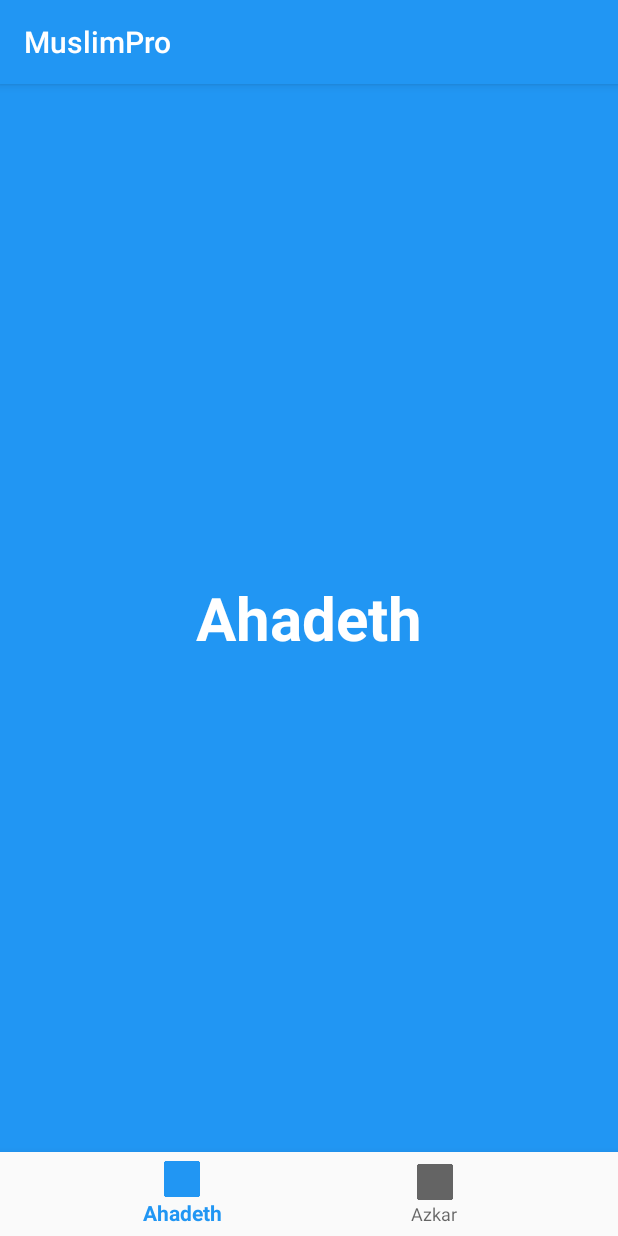
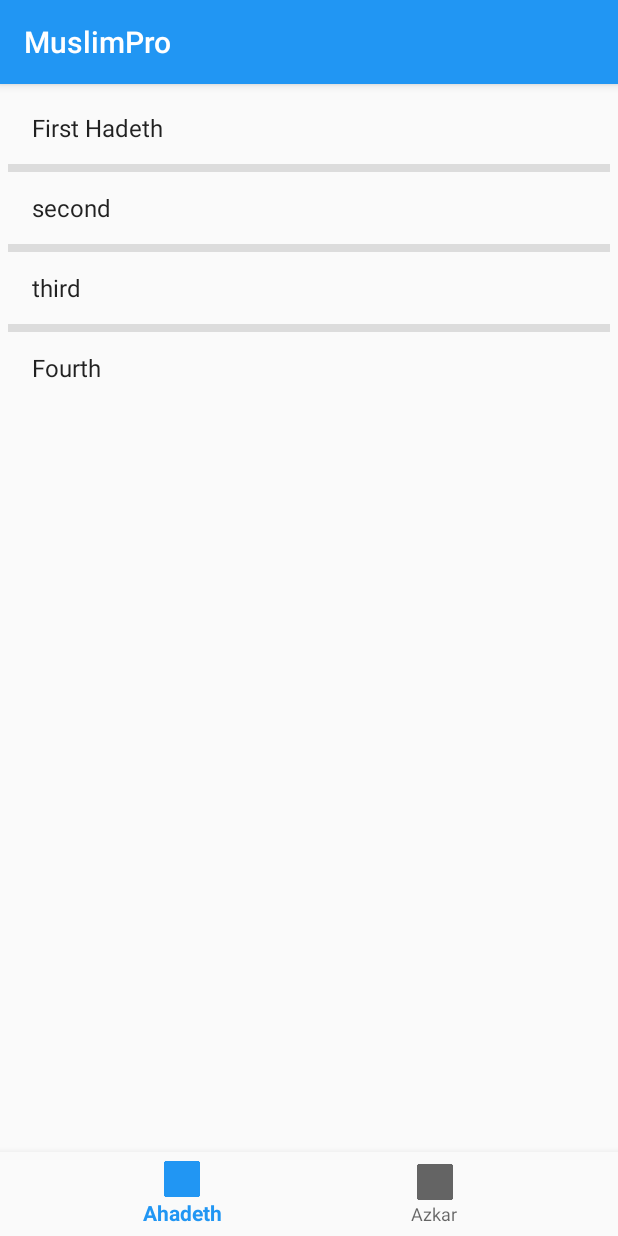
Before and after one commit to AbdoTareq/AzkarMuslim, an Android app: the screen it shows after launch (PagerActivity), after a tap on "Ahadeth", on a phone screen of 412 x 824 dp. Run offline under Robolectric (Android 15) with nearby library versions, the phone set to English and light mode, and no system bars.

Commit message:
Populate random data on Azkar & haeth list Fragment
Put model for zekr & hadeth

```diff
--- a/app/src/main/AndroidManifest.xml
+++ b/app/src/main/AndroidManifest.xml
@@ -9,7 +9,8 @@
         android:roundIcon="@mipmap/ic_launcher_round"
         android:supportsRtl="true"
         android:theme="@style/AppTheme">
-        <activity android:name=".Activities.PagerActivity"></activity>
+        <activity android:name=".Activities.HadethActivity"></activity>
+        <activity android:name=".Activities.PagerActivity" />
         <activity android:name=".Activities.MainActivity">
             <intent-filter>
                 <action android:name="android.intent.action.MAIN" />
--- a/app/src/main/java/com/omar/abdotareq/muslimpro/Activities/PagerActivity.java
+++ b/app/src/main/java/com/omar/abdotareq/muslimpro/Activities/PagerActivity.java
@@ -9,8 +9,8 @@
 import android.view.MenuItem;
 
 import com.google.android.material.bottomnavigation.BottomNavigationView;
-import com.omar.abdotareq.muslimpro.Fragments.AhadethFragment;
-import com.omar.abdotareq.muslimpro.Fragments.AzkarFragment;
+import com.omar.abdotareq.muslimpro.Fragments.AhadethListFragment;
+import com.omar.abdotareq.muslimpro.Fragments.AzkarListFragment;
 import com.omar.abdotareq.muslimpro.Adapters.FragmentAdapter;
 import com.omar.abdotareq.muslimpro.R;
 
@@ -50,8 +50,8 @@
     public static void setupFm(FragmentManager fragmentManager, ViewPager viewPager) {
         FragmentAdapter Adapter = new FragmentAdapter(fragmentManager);
         //Add All Fragment To List
-        Adapter.add(new AzkarFragment(), "Page Azkar");
-        Adapter.add(new AhadethFragment(), "Page Ahadeth");
+        Adapter.add(new AzkarListFragment(), "Page Azkar");
+        Adapter.add(new AhadethListFragment(), "Page Ahadeth");
         viewPager.setAdapter(Adapter);
     }
 
--- a/app/src/main/java/com/omar/abdotareq/muslimpro/Fragments/AhadethFragment.java
+++ /dev/null
@@ -1,40 +0,0 @@
-package com.omar.abdotareq.muslimpro.Fragments;
-
-
-import android.os.Bundle;
-import android.view.LayoutInflater;
-import android.view.View;
-import android.view.ViewGroup;
-import android.widget.TextView;
-
-import androidx.annotation.Nullable;
-import androidx.fragment.app.Fragment;
-
-import com.omar.abdotareq.muslimpro.R;
-
-/**
- * this UI class controls Ahadeth .
- */
-public class AhadethFragment extends Fragment {
-
-    TextView textView;
-
-    public AhadethFragment() {
-        // Required empty public constructor
-    }
-
-
-    @Nullable
-    @Override
-    public View onCreateView(LayoutInflater inflater, @Nullable ViewGroup container, @Nullable Bundle savedInstanceState) {
-
-        View Ahadeth_fragment = inflater.inflate(R.layout.fragment_azkar_hadeth, container, false);
-
-        textView = Ahadeth_fragment.findViewById(R.id.text_fragment);
-        textView.setText("Ahadeth");
-
-
-        return Ahadeth_fragment;
-    }
-
-}
--- /dev/null
+++ b/app/src/main/java/com/omar/abdotareq/muslimpro/Fragments/AhadethListFragment.java
@@ -0,0 +1,79 @@
+package com.omar.abdotareq.muslimpro.Fragments;
+
+
+import android.content.Intent;
+import android.os.Bundle;
+import android.view.LayoutInflater;
+import android.view.View;
+import android.view.ViewGroup;
+import android.widget.AdapterView;
+import android.widget.ArrayAdapter;
+import android.widget.ListView;
+import android.widget.Toast;
+
+import androidx.annotation.Nullable;
+import androidx.fragment.app.Fragment;
+
+import com.omar.abdotareq.muslimpro.Activities.HadethActivity;
+import com.omar.abdotareq.muslimpro.Model.Hadeth;
+import com.omar.abdotareq.muslimpro.R;
+
+import java.util.ArrayList;
+
+/**
+ * this UI class controls Ahadeth .
+ */
+public class AhadethListFragment extends Fragment {
+
+    ListView ahadethListView;
+    ArrayList<Hadeth> ahadethArrayList;
+    ArrayList<String> temp;
+
+    public AhadethListFragment() {
+        // Required empty public constructor
+    }
+
+
+    @Nullable
+    @Override
+    public View onCreateView(LayoutInflater inflater, @Nullable ViewGroup container, @Nullable Bundle savedInstanceState) {
+
+        View view = inflater.inflate(R.layout.fragment_list_azkar_hadeth, container, false);
+
+        ahadethListView = view.findViewById(R.id.listView);
+
+        ahadethArrayList = new ArrayList<Hadeth>();
+        temp = new ArrayList<String >();
+        ahadethArrayList.add(new Hadeth("First Hadeth"));
+        ahadethArrayList.add(new Hadeth("second"));
+        ahadethArrayList.add(new Hadeth("third"));
+        ahadethArrayList.add(new Hadeth("Fourth"));
+
+        for (Hadeth hadeth : ahadethArrayList
+        ) {
+            temp.add(hadeth.getTitle());
+        }
+
+        // This is the array adapter, it takes the context of the activity as a
+        // first parameter, the type of list view as a second parameter and your
+        // array as a third parameter.
+        ArrayAdapter<String > HadethAdapter = new ArrayAdapter<>(
+                getContext(),
+                android.R.layout.simple_list_item_1,
+                temp);
+
+        ahadethListView.setAdapter(HadethAdapter);
+
+        ahadethListView.setOnItemClickListener(new AdapterView.OnItemClickListener() {
+            @Override
+            public void onItemClick(AdapterView<?> adapterView, View view, int i, long l) {
+                Toast.makeText(getActivity(), "position: "+i, Toast.LENGTH_SHORT).show();
+                Intent intent =new Intent(getActivity(), HadethActivity.class);
+                startActivity(intent);
+            }
+        });
+
+        return view;
+    }
+
+}
--- a/app/src/main/java/com/omar/abdotareq/muslimpro/Fragments/AzkarFragment.java
+++ /dev/null
@@ -1,45 +0,0 @@
-package com.omar.abdotareq.muslimpro.Fragments;
-
-
-import android.os.Bundle;
-
-import androidx.annotation.Nullable;
-import androidx.fragment.app.Fragment;
-
-import android.view.LayoutInflater;
-import android.view.View;
-import android.view.ViewGroup;
-import android.widget.TextView;
-
-import com.omar.abdotareq.muslimpro.R;
-
-/**
- * this UI class controls Azkar .
- */
-public class AzkarFragment extends Fragment {
-
-
-    private TextView textView;
-
-    public AzkarFragment() {
-        // Required empty public constructor
-    }
-
-
-    @Nullable
-    @Override
-    public View onCreateView(LayoutInflater inflater, @Nullable ViewGroup container, @Nullable Bundle savedInstanceState) {
-
-        View Azkar_fragment = inflater.inflate(R.layout.fragment_azkar_hadeth, container, false);
-
-        textView = Azkar_fragment.findViewById(R.id.text_fragment);
-        textView.setText("Azkar");
-
-
-
-        return Azkar_fragment;
-
-
-    }
-
-}
--- /dev/null
+++ b/app/src/main/java/com/omar/abdotareq/muslimpro/Fragments/AzkarListFragment.java
@@ -0,0 +1,81 @@
+package com.omar.abdotareq.muslimpro.Fragments;
+
+
+import android.content.Intent;
+import android.os.Bundle;
+
+import androidx.annotation.Nullable;
+import androidx.fragment.app.Fragment;
+
+import android.view.LayoutInflater;
+import android.view.View;
+import android.view.ViewGroup;
+import android.widget.AdapterView;
+import android.widget.ArrayAdapter;
+import android.widget.ListView;
+import android.widget.Toast;
+
+import com.omar.abdotareq.muslimpro.Activities.HadethActivity;
+import com.omar.abdotareq.muslimpro.Model.Hadeth;
+import com.omar.abdotareq.muslimpro.R;
+
+import java.util.ArrayList;
+
+/**
+ * this UI class controls Azkar .
+ */
+public class AzkarListFragment extends Fragment {
+
+    ListView azkarListView;
+    ArrayList<Hadeth> azkarArrayList;
+    ArrayList<String> temp;
+
+    public AzkarListFragment() {
+        // Required empty public constructor
+    }
+
+
+    @Nullable
+    @Override
+    public View onCreateView(LayoutInflater inflater, @Nullable ViewGroup container, @Nullable Bundle savedInstanceState) {
+
+        View view = inflater.inflate(R.layout.fragment_list_azkar_hadeth, container, false);
+
+        azkarListView = view.findViewById(R.id.listView);
+
+        azkarArrayList = new ArrayList<Hadeth>();
+        temp = new ArrayList<String >();
+        azkarArrayList.add(new Hadeth("1st Zekr"));
+        azkarArrayList.add(new Hadeth("2nd"));
+        azkarArrayList.add(new Hadeth("3rd"));
+        azkarArrayList.add(new Hadeth("4th"));
+
+        for (Hadeth hadeth : azkarArrayList
+        ) {
+            temp.add(hadeth.getTitle());
+        }
+
+        // This is the array adapter, it takes the context of the activity as a
+        // first parameter, the type of list view as a second parameter and your
+        // array as a third parameter.
+        ArrayAdapter<String > azkarAdapter = new ArrayAdapter<>(
+                getContext(),
+                android.R.layout.simple_list_item_1,
+                temp);
+
+        azkarListView.setAdapter(azkarAdapter);
+
+        azkarListView.setOnItemClickListener(new AdapterView.OnItemClickListener() {
+            @Override
+            public void onItemClick(AdapterView<?> adapterView, View view, int i, long l) {
+                Toast.makeText(getActivity(), "position: "+i, Toast.LENGTH_SHORT).show();
+                Intent intent =new Intent(getActivity(), HadethActivity.class);
+                startActivity(intent);
+            }
+        });
+
+        return view;
+
+    }
+
+}
--- a/app/src/main/res/layout/fragment_azkar_hadeth.xml
+++ /dev/null
@@ -1,16 +0,0 @@
-<?xml version="1.0" encoding="utf-8"?>
-<FrameLayout xmlns:android="http://schemas.android.com/apk/res/android"
-    android:layout_width="match_parent"
-    android:layout_height="match_parent"
-    android:background="@color/colorPrimary">
-
-    <TextView
-        android:layout_width="wrap_content"
-        android:layout_height="wrap_content"
-        android:layout_gravity="center"
-        android:text="@string/home"
-        android:id="@+id/text_fragment"
-        android:textColor="@android:color/white"
-        android:textSize="40sp"
-        android:textStyle="bold" />
-</FrameLayout>
--- /dev/null
+++ b/app/src/main/res/layout/fragment_list_azkar_hadeth.xml
@@ -0,0 +1,13 @@
+<?xml version="1.0" encoding="utf-8"?>
+<FrameLayout xmlns:android="http://schemas.android.com/apk/res/android"
+    android:layout_width="match_parent"
+    android:layout_height="match_parent"
+    >
+    <ListView
+        android:id="@+id/listView"
+        android:layout_width="match_parent"
+        android:layout_height="wrap_content"
+        android:dividerHeight="5dp"
+        android:padding="5dp" />
+
+</FrameLayout>
```
Also changed, not shown: app/src/main/java/com/omar/abdotareq/muslimpro/Activities/HadethActivity.java (added, +16 -0 lines), app/src/main/java/com/omar/abdotareq/muslimpro/Model/Doaa.java (added, +76 -0 lines), app/src/main/java/com/omar/abdotareq/muslimpro/Model/Hadeth.java (added, +67 -0 lines), app/src/main/java/com/omar/abdotareq/muslimpro/Model/Zekr.java (added, +93 -0 lines), app/src/main/res/layout/activity_hadeth.xml (added, +9 -0 lines).
